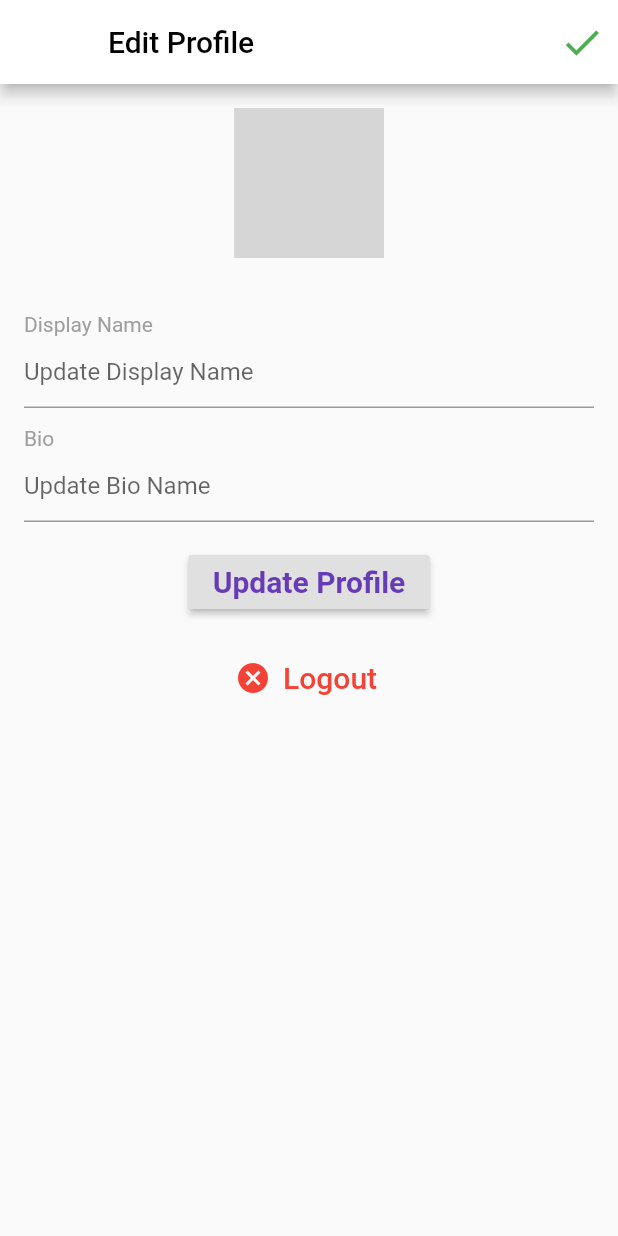
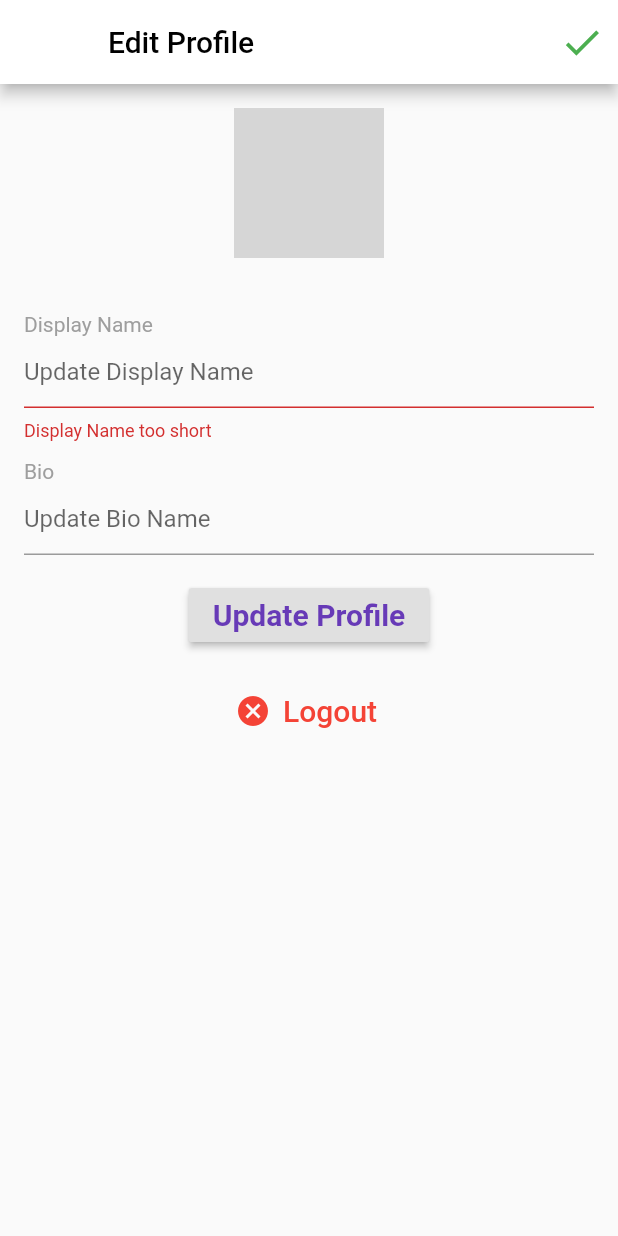
Before and after one commit to npaudyal/Instagram-clone, a Flutter app: the EditProfile screen opened directly, after a tap on "Update Profile", on a phone screen of 412 x 824 dp. Run offline on Flutter 3.47's test engine with Material 2 defaults, Android fonts, the phone set to English and light mode, and no system bars; our stand-ins replace cached_network_image, cloud_firestore, firebase_storage, flutter_svg, geolocator, google_sign_in and 1 more; accounts and stored records are empty; network calls fail; grey boxes are pictures that could not be loaded.

Commit message:
Edit profile and logout

```diff
--- a/lib/pages/edit_profile.dart
+++ b/lib/pages/edit_profile.dart
@@ -16,11 +16,14 @@ class EditProfile extends StatefulWidget {
 }
 
 class _EditProfileState extends State<EditProfile> {
+  final _scaffoldKey = GlobalKey<ScaffoldState>();
   TextEditingController displayNameController = TextEditingController();
     TextEditingController bioController = TextEditingController();
 
   User user;
   bool isLoading = false;
+  bool _bioValid =true;
+  bool _displayNameValid = true;
   @override
   void initState() {
     super.initState();
@@ -57,6 +60,7 @@ class _EditProfileState extends State<EditProfile> {
          controller: displayNameController,
          decoration: InputDecoration(
            hintText: "Update Display Name",
+           errorText: _displayNameValid ? null : "Display Name too short"
 
          ),
        )
@@ -79,15 +83,42 @@ class _EditProfileState extends State<EditProfile> {
          controller: bioController,
          decoration: InputDecoration(
            hintText: "Update Bio Name",
+            errorText: _bioValid ? null : "Bio is too short"
+
 
          ),
        )
      ],
    );
   }
+
+  updateProfileData(){
+    setState(() {
+      displayNameController.text.trim().length < 3 || displayNameController.text.isEmpty
+      ? _displayNameValid =false: _displayNameValid = true;
+
+       bioController.text.trim().length > 100
+      ? _bioValid =false: _bioValid = true;
+    });
+
+    if(_displayNameValid && _bioValid){
+      usersRef.document(widget.currentUserId).updateData({
+        "displayName": displayNameController.text,
+        "bio": bioController.text
+      });
+
+      SnackBar snackBar = SnackBar(content: Text("Profile Updated",),);
+      _scaffoldKey.currentState.showSnackBar(snackBar);
+    }
+  }
+logout() async {
+  await googleSignIn.signOut();
+  Navigator.push(context, MaterialPageRoute(builder: (context) => Home()));
+}
   @override
   Widget build(BuildContext context) {
     return Scaffold(
+      key: _scaffoldKey,
       appBar: AppBar(
         backgroundColor: Colors.white,
         title: Text("Edit Profile", style: TextStyle(
@@ -128,7 +159,7 @@ class _EditProfileState extends State<EditProfile> {
               ),
 
               RaisedButton(
-                onPressed: () => print("Update Profile Data"),
+                onPressed: updateProfileData,
                 child: Text("Update Profile",
                 style: TextStyle(
                   color: Theme.of(context).primaryColor,
@@ -139,7 +170,7 @@ class _EditProfileState extends State<EditProfile> {
               Padding(
                 padding: EdgeInsets.all(16.0),
                 child: FlatButton.icon(
-                  onPressed: () => print('logout'),
+                  onPressed: logout,
                   icon: Icon(Icons.cancel, color: Colors.red),
                   label: Text("Logout",
                   style: TextStyle(
```
